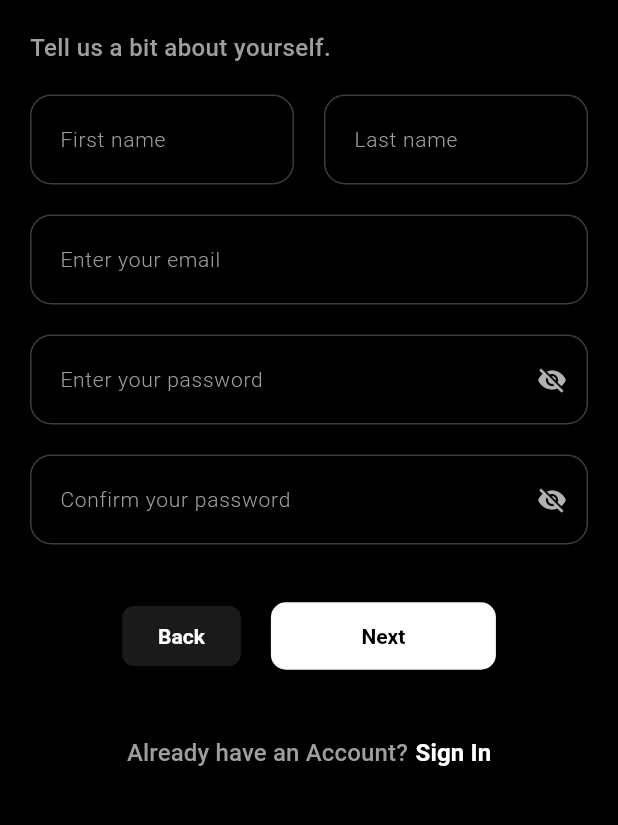
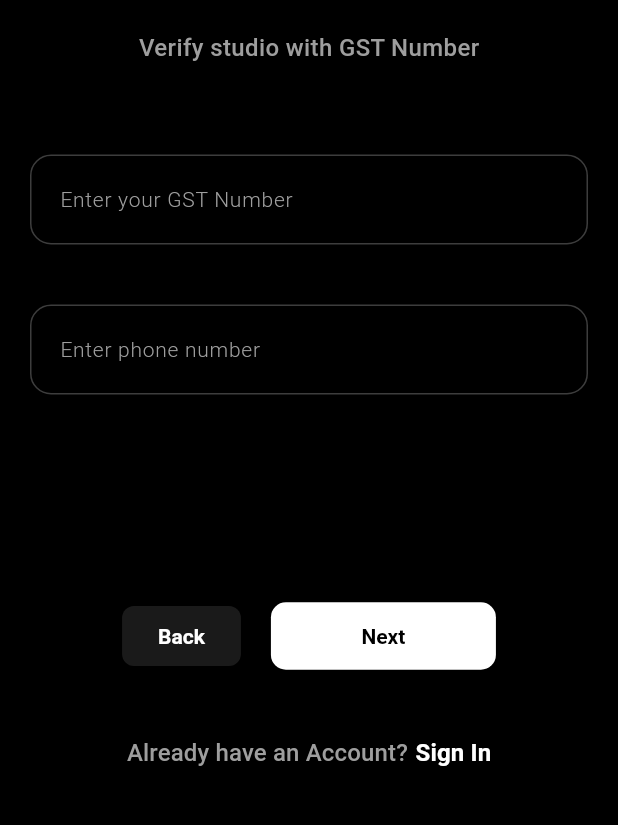
Before and after one commit to Utsav3108/hirelens, a Flutter app: the Register screen opened by its route, after a tap on "Studio", on a phone screen of 412 x 824 dp, the part 276-1101 px from its top. Run offline on Flutter 3.47's test engine with Material 3 defaults, Android fonts, the phone set to English and light mode, and no system bars; our stand-ins replace image_picker.

Commit message:
added flow for studio details

```diff
--- /dev/null
+++ b/lib/Onboarding/Utils/validation.dart
@@ -0,0 +1,19 @@
+bool isValidEmail(String value) {
+  final emailRegex = RegExp(r'^[\w-\.]+@([\w-]+\.)+[\w-]{2,4}$');
+  return emailRegex.hasMatch(value.trim());
+}
+
+/*
+01ABCDE1234F1Z5
+↑↑↑↑↑ ↑↑↑↑↑ ↑↑↑↑↑
+└─2 digits for state code (01–37)
+└─10-char PAN (ABCDE1234F)
+└─1 entity code + Z + checksum
+*/
+
+bool isValidGST(String value) {
+  final gstRegex = RegExp(
+    r'^[0-9]{2}[A-Z]{5}[0-9]{4}[A-Z]{1}[1-9A-Z]{1}Z[0-9A-Z]{1}$',
+  );
+  return gstRegex.hasMatch(value.trim());
+}
--- a/lib/Onboarding/Widgets/CustomTextFields.dart
+++ b/lib/Onboarding/Widgets/CustomTextFields.dart
@@ -3,8 +3,18 @@ import 'package:flutter/material.dart';
 class CustomTextField extends StatefulWidget {
   final String placeholder;
   final bool isSecure;
+  final TextInputType keyboardType;
+  final bool enableVerification;
+  final bool Function(String)? validator; // returns true if valid
 
-  const CustomTextField({required this.placeholder, this.isSecure = false});
+  const CustomTextField({
+    super.key,
+    required this.placeholder,
+    this.isSecure = false,
+    this.keyboardType = TextInputType.text,
+    this.enableVerification = false,
+    this.validator,
+  });
 
   @override
   State<CustomTextField> createState() => CustomTextFieldState();
@@ -12,17 +22,66 @@ class CustomTextField extends StatefulWidget {
 
 class CustomTextFieldState extends State<CustomTextField> {
   late bool _obscureText;
+  bool _isValid = false;
+  final TextEditingController _controller = TextEditingController();
 
   @override
   void initState() {
     super.initState();
     _obscureText = widget.isSecure;
+
+    // Add listener for validation if enabled
+    if (widget.enableVerification && widget.validator != null) {
+      _controller.addListener(() {
+        final valid = widget.validator!(_controller.text);
+        if (valid != _isValid) {
+          setState(() => _isValid = valid);
+        }
+      });
+    }
+  }
+
+  @override
+  void dispose() {
+    _controller.dispose();
+    super.dispose();
+  }
+
+  Widget? _buildSuffixIcon() {
+    if (widget.enableVerification && widget.validator != null) {
+      if (_isValid) {
+        return const Icon(
+          Icons.check_circle,
+          color: Colors.greenAccent,
+          size: 20,
+        );
+      }
+    }
+
+    if (widget.isSecure) {
+      return IconButton(
+        icon: Icon(
+          _obscureText ? Icons.visibility_off : Icons.visibility,
+          color: Colors.white70,
+          size: 20,
+        ),
+        onPressed: () {
+          setState(() {
+            _obscureText = !_obscureText;
+          });
+        },
+      );
+    }
+
+    return null;
   }
 
   @override
   Widget build(BuildContext context) {
     return TextField(
+      controller: _controller,
       obscureText: _obscureText,
+      keyboardType: widget.keyboardType,
       style: const TextStyle(
         color: Colors.white,
         fontSize: 16,
@@ -50,22 +109,7 @@ class CustomTextFieldState extends State<CustomTextField> {
           borderRadius: BorderRadius.circular(14),
           borderSide: const BorderSide(color: Colors.white, width: 1.5),
         ),
-
-        // 👇 Add eye icon when it's a secure field
-        suffixIcon: widget.isSecure
-            ? IconButton(
-                icon: Icon(
-                  _obscureText ? Icons.visibility_off : Icons.visibility,
-                  color: Colors.white70,
-                  size: 20,
-                ),
-                onPressed: () {
-                  setState(() {
-                    _obscureText = !_obscureText;
-                  });
-                },
-              )
-            : null,
+        suffixIcon: _buildSuffixIcon(),
       ),
     );
   }
--- a/lib/Onboarding/registration.dart
+++ b/lib/Onboarding/registration.dart
@@ -1,4 +1,5 @@
 import 'package:flutter/material.dart';
+import 'package:hirelens/Onboarding/Utils/validation.dart';
 import 'package:hirelens/Onboarding/portfolio_details.dart';
 import 'Widgets/CustomTextFields.dart';
 
@@ -14,6 +15,8 @@ class _RegisterState extends State<Register> {
 
   int _currentPage = -1;
   final int totalSteps = 5;
+
+  bool userIsSoloPhotographer = false;
 
   void _nextPage() {
     if (_currentPage < totalSteps - 1) {
@@ -74,12 +77,22 @@ class _RegisterState extends State<Register> {
                       Align(
                         alignment: AlignmentGeometry.center,
                         child: StudioSoloSelector(
-                          onStudioTap: _nextPage,
-                          onSoloTap: _nextPage,
+                          onStudioTap: () {
+                            setState(() {
+                              userIsSoloPhotographer = false;
+                              _nextPage();
+                            });
+                          },
+                          onSoloTap: () {
+                            setState(() {
+                              userIsSoloPhotographer = true;
+                              _nextPage();
+                            });
+                          },
                         ),
                       ),
 
-                      const _PersonalDetails(),
+                      _PersonalDetails(isUserSolo: userIsSoloPhotographer),
                       const _LocationDetails(),
                       PortfolioDetails(),
                       const _WelcomePage(),
@@ -171,10 +184,6 @@ class _RegisterState extends State<Register> {
       ),
     );
   }
-}
-
-Widget customTextField({required String placeholder, bool isSecure = false}) {
-  return CustomTextField(placeholder: placeholder, isSecure: isSecure);
 }
 
 // Type  Selector
@@ -302,13 +311,16 @@ class StudioSoloSelector extends StatelessWidget {
 }
 
 class _PersonalDetails extends StatelessWidget {
-  const _PersonalDetails({super.key});
+  bool isUserSolo = false;
+
+  _PersonalDetails({super.key, required this.isUserSolo});
 
   @override
   Widget build(BuildContext context) {
     return Column(
-      crossAxisAlignment: CrossAxisAlignment.start,
+      crossAxisAlignment: CrossAxisAlignment.center,
       children: [
+        if (isUserSolo) ...[
           const Text(
             "Tell us a bit about yourself.",
             style: TextStyle(
@@ -322,21 +334,52 @@ class _PersonalDetails extends StatelessWidget {
 
           Row(
             children: [
-            Expanded(child: customTextField(placeholder: "First name")),
+              Expanded(child: CustomTextField(placeholder: "First name")),
               SizedBox(width: 20),
-            Expanded(child: customTextField(placeholder: "Last name")),
+              Expanded(child: CustomTextField(placeholder: "Last name")),
             ],
           ),
 
           SizedBox(height: 20),
 
-        customTextField(placeholder: "Enter your email"),
+          CustomTextField(
+            placeholder: "Enter your email",
+            enableVerification: true,
+            validator: isValidEmail,
+            keyboardType: TextInputType.emailAddress,
+          ),
           SizedBox(height: 20),
 
-        customTextField(placeholder: "Enter your password", isSecure: true),
+          CustomTextField(placeholder: "Enter your password", isSecure: true),
           SizedBox(height: 20),
 
-        customTextField(placeholder: "Confirm your password", isSecure: true),
+          CustomTextField(placeholder: "Confirm your password", isSecure: true),
+        ] else ...[
+          const Text(
+            "Verify studio with GST Number",
+            style: TextStyle(
+              fontSize: 16,
+              color: Colors.grey,
+              fontWeight: FontWeight.w500,
+            ),
+          ),
+
+          SizedBox(height: 60),
+
+          CustomTextField(
+            placeholder: "Enter your GST Number",
+            enableVerification: true,
+            validator: isValidGST,
+          ),
+
+          SizedBox(height: 40),
+
+          CustomTextField(
+            placeholder: "Enter phone number",
+            enableVerification: true,
+            validator: (value) => value.length == 10,
+          ),
+        ],
       ],
     );
   }
@@ -361,13 +404,13 @@ class _LocationDetails extends StatelessWidget {
 
         SizedBox(height: 20),
 
-        customTextField(placeholder: "Enter your address"),
+        CustomTextField(placeholder: "Enter your address"),
         SizedBox(height: 20),
 
-        customTextField(placeholder: "Radius of area of service in KMs"),
+        CustomTextField(placeholder: "Radius of area of service in KMs"),
         SizedBox(height: 20),
 
-        customTextField(placeholder: "Enter the city you live in"),
+        CustomTextField(placeholder: "Enter the city you live in"),
       ],
     );
   }
```
Lines whose indentation alone changed are shown as unchanged.
